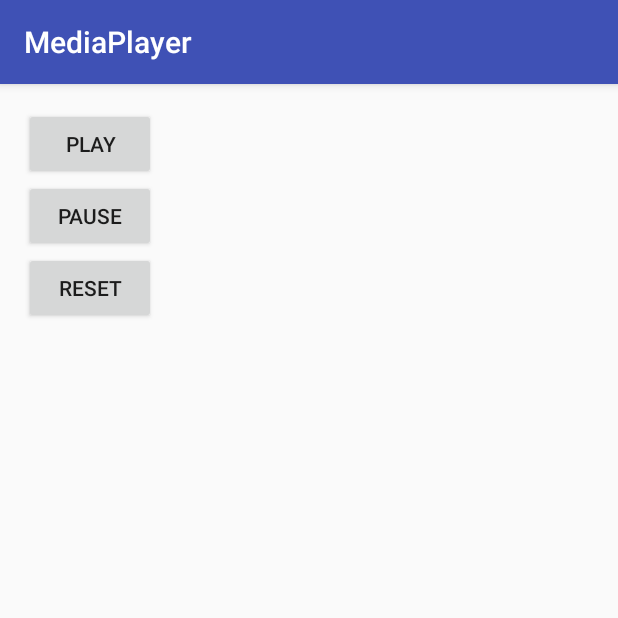
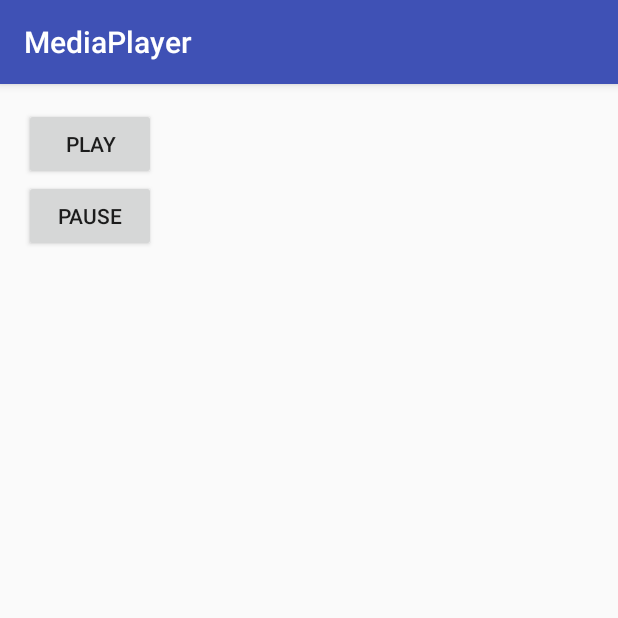
Before and after one commit to toddskinner/musicplayertest, an Android app: the screen it shows after launch (MainActivity), after a tap on "PAUSE", on a phone screen of 412 x 824 dp, the top half of it. Run offline under Robolectric (Android 15) with nearby library versions, the light colour scheme and no system bars.

Commit message:
Fix issue with reset button by deleting it

```diff
--- a/app/src/main/java/com/example/android/mediaplayer/MainActivity.java
+++ b/app/src/main/java/com/example/android/mediaplayer/MainActivity.java
@@ -35,13 +35,5 @@ public class MainActivity extends AppCompatActivity {
                 mediaPlayer.pause();
             }
         });
-
-        Button resetButton = (Button) findViewById(R.id.resetButton);
-        pauseButton.setOnClickListener(new View.OnClickListener() {
-            @Override
-            public void onClick(View view) {
-                mediaPlayer.reset();
-            }
-        });
     }
 }
--- a/app/src/main/res/layout/activity_main.xml
+++ b/app/src/main/res/layout/activity_main.xml
@@ -25,11 +25,4 @@
         android:text="Pause"
         android:textAllCaps="true"/>
 
-    <Button
-        android:layout_width="wrap_content"
-        android:layout_height="wrap_content"
-        android:id="@+id/resetButton"
-        android:text="Reset"
-        android:textAllCaps="true"/>
-
 </LinearLayout>
```
